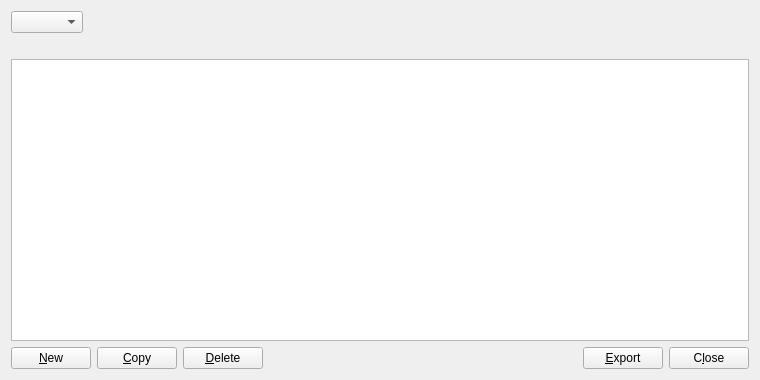
Old version of the form src/qt/forms/addressbookpage.ui in the repository firoorg/firo.
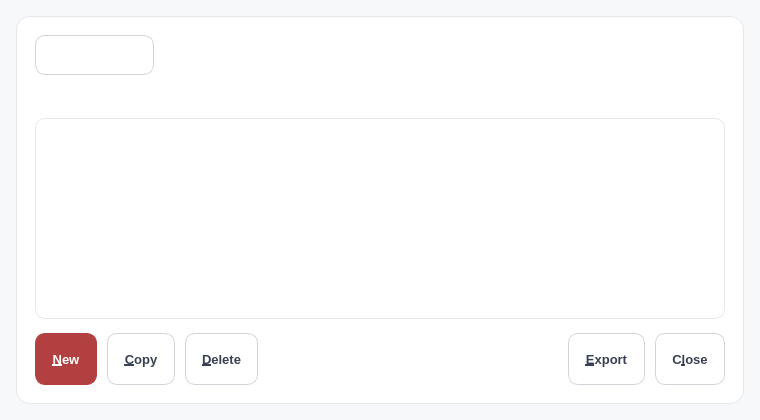
New version of the form.

The edit to the form file:
```diff
--- a/src/qt/forms/addressbookpage.ui
+++ b/src/qt/forms/addressbookpage.ui
@@ -7,12 +7,165 @@
     <x>0</x>
     <y>0</y>
     <width>760</width>
-    <height>380</height>
+    <height>420</height>
    </rect>
   </property>
+  <property name="styleSheet">
+   <string notr="true">QWidget#AddressBookPage {
+  background: #F7F8FA;
+  font-family: "Segoe UI", sans-serif;
+}
+
+QFrame#addressBookCard {
+  background: #FFFFFF;
+  border-radius: 14px;
+  border: 1px solid #E5E7EB;
+}
+
+QLabel#labelExplanation {
+  color: #4B5563;
+  font-size: 9.5pt;
+  font-weight: 500;
+  background: transparent;
+  line-height: 130%;
+}
+
+QComboBox#addressType {
+  background: #FFFFFF;
+  border: 1px solid #D1D5DB;
+  border-radius: 10px;
+  padding: 8px 12px;
+  padding-right: 28px;
+  min-height: 22px;
+  font-size: 10pt;
+  color: #111827;
+}
+
+QComboBox#addressType:focus {
+  border: 1px solid #B24040;
+}
+
+QComboBox#addressType::drop-down {
+  border: none;
+  width: 26px;
+}
+
+QTableView#tableView {
+  background: #FFFFFF;
+  border: 1px solid #E5E7EB;
+  border-radius: 10px;
+  gridline-color: #F3F4F6;
+  font-size: 10pt;
+  color: #111827;
+  selection-background-color: #FEE2E2;
+  selection-color: #111827;
+  alternate-background-color: #F9FAFB;
+}
+
+QTableView#tableView::item {
+  padding: 6px 8px;
+  border: none;
+}
+
+QTableView#tableView::item:selected {
+  background: #FEE2E2;
+  color: #111827;
+}
+
+QHeaderView::section {
+  background: #FAFAFA;
+  color: #6B7280;
+  font-size: 9.5pt;
+  font-weight: 600;
+  padding: 10px 8px;
+  border: none;
+  border-bottom: 1px solid #E5E7EB;
+}
+
+QPushButton {
+  min-height: 34px;
+  border-radius: 10px;
+  font-size: 10pt;
+  font-weight: 600;
+  padding: 8px 16px;
+}
+
+QPushButton#newAddress {
+  background: #B24040;
+  color: #FFFFFF;
+  border: 1px solid #B24040;
+}
+
+QPushButton#newAddress:hover {
+  background: #993333;
+  border-color: #993333;
+}
+
+QPushButton#newAddress:pressed {
+  background: #7A2626;
+}
+
+QPushButton#copyAddress,
+QPushButton#deleteAddress,
+QPushButton#exportButton,
+QPushButton#closeButton {
+  background: #FFFFFF;
+  color: #374151;
+  border: 1px solid #D1D5DB;
+}
+
+QPushButton#copyAddress:hover,
+QPushButton#deleteAddress:hover,
+QPushButton#exportButton:hover,
+QPushButton#closeButton:hover {
+  background: #F3F4F6;
+  border-color: #B24040;
+  color: #111827;
+}
+</string>
+  </property>
+  <layout class="QVBoxLayout" name="verticalLayoutOuter">
+   <property name="spacing">
+    <number>0</number>
+   </property>
+   <property name="leftMargin">
+    <number>16</number>
+   </property>
+   <property name="topMargin">
+    <number>16</number>
+   </property>
+   <property name="rightMargin">
+    <number>16</number>
+   </property>
+   <property name="bottomMargin">
+    <number>16</number>
+   </property>
+   <item>
+    <widget class="QFrame" name="addressBookCard">
+     <property name="frameShape">
+      <enum>QFrame::NoFrame</enum>
+     </property>
   <layout class="QVBoxLayout" name="verticalLayout">
+      <property name="spacing">
+       <number>14</number>
+      </property>
+      <property name="leftMargin">
+       <number>18</number>
+      </property>
+      <property name="topMargin">
+       <number>18</number>
+      </property>
+      <property name="rightMargin">
+       <number>18</number>
+      </property>
+      <property name="bottomMargin">
+       <number>18</number>
+      </property>
     <item>
-      <layout class="QHBoxLayout" name="horizontalLayout">
+       <layout class="QHBoxLayout" name="horizontalLayoutTop">
+        <property name="spacing">
+         <number>12</number>
+        </property>
         <item>
             <widget class="QComboBox" name="addressType">
             </widget>
@@ -65,13 +218,22 @@
       <property name="sortingEnabled">
        <bool>true</bool>
       </property>
+        <property name="minimumSize">
+         <size>
+          <width>0</width>
+          <height>200</height>
+         </size>
+        </property>
       <attribute name="verticalHeaderVisible">
        <bool>false</bool>
       </attribute>
      </widget>
     </item>
     <item>
-        <layout class="QHBoxLayout" name="horizontalLayout">
+       <layout class="QHBoxLayout" name="horizontalLayoutButtons">
+        <property name="spacing">
+         <number>10</number>
+        </property>
             <item>
             <widget class="QPushButton" name="newAddress">
             <property name="toolTip">
@@ -154,6 +316,9 @@
             </widget>
             </item>
         </layout>
+      </item>
+     </layout>
+    </widget>
     </item>
   </layout>
  </widget>
```
Lines whose indentation alone changed are shown as unchanged.
